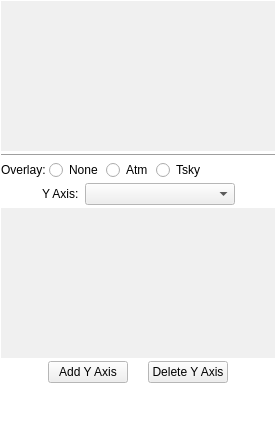
pkgw/casa, file code/plotms/GuiTabs/PlotMSAxesTab.ui: the form before one commit.
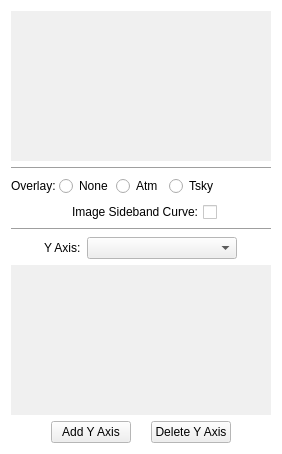
The form after the commit.

Commit message: Implement plotms image SIDEBAND axis with overlays

What changed in the file:
```diff
--- a/code/plotms/GuiTabs/PlotMSAxesTab.ui
+++ b/code/plotms/GuiTabs/PlotMSAxesTab.ui
@@ -86,16 +86,7 @@
   <property name="autoFillBackground">
    <bool>true</bool>
   </property>
-  <layout class="QVBoxLayout" name="mainLayout" stretch="0,0,0,0,0,0,1">
-   <property name="spacing">
-    <number>3</number>
-   </property>
-   <property name="sizeConstraint">
-    <enum>QLayout::SetMaximumSize</enum>
-   </property>
-   <property name="margin">
-    <number>1</number>
-   </property>
+  <layout class="QVBoxLayout" name="verticalLayout">
    <item>
     <widget class="QFrame" name="xFrame">
      <property name="sizePolicy">
@@ -192,10 +183,7 @@
     </widget>
    </item>
    <item>
-    <widget class="Line" name="line">
-     <property name="autoFillBackground">
-      <bool>true</bool>
-     </property>
+    <widget class="Line" name="line_2">
      <property name="orientation">
       <enum>Qt::Horizontal</enum>
      </property>
@@ -246,6 +234,16 @@
         </property>
        </widget>
       </item>
+      <item>
+       <widget class="Line" name="line">
+        <property name="autoFillBackground">
+         <bool>true</bool>
+        </property>
+        <property name="orientation">
+         <enum>Qt::Horizontal</enum>
+        </property>
+       </widget>
+      </item>
       <item>
        <widget class="QRadioButton" name="tskyRadio">
         <property name="text">
@@ -269,6 +267,73 @@
      </layout>
     </widget>
    </item>
+   <item>
+    <widget class="QFrame" name="overlayFrame_2">
+     <property name="sizePolicy">
+      <sizepolicy hsizetype="Preferred" vsizetype="Fixed">
+       <horstretch>0</horstretch>
+       <verstretch>0</verstretch>
+      </sizepolicy>
+     </property>
+     <property name="autoFillBackground">
+      <bool>true</bool>
+     </property>
+     <layout class="QHBoxLayout" name="overlayLayout_2">
+      <property name="spacing">
+       <number>3</number>
+      </property>
+      <property name="sizeConstraint">
+       <enum>QLayout::SetMinimumSize</enum>
+      </property>
+      <property name="margin">
+       <number>0</number>
+      </property>
+      <item>
+       <spacer name="horizontalSpacer2_2">
+        <property name="orientation">
+         <enum>Qt::Horizontal</enum>
+        </property>
+        <property name="sizeHint" stdset="0">
+         <size>
+          <width>20</width>
+          <height>20</height>
+         </size>
+        </property>
+       </spacer>
+      </item>
+      <item>
+       <widget class="QCheckBox" name="sidebandCheckBox">
+        <property name="layoutDirection">
+         <enum>Qt::RightToLeft</enum>
+        </property>
+        <property name="text">
+         <string>Image Sideband Curve:</string>
+        </property>
+       </widget>
+      </item>
+      <item>
+       <spacer name="horizontalSpacer">
+        <property name="orientation">
+         <enum>Qt::Horizontal</enum>
+        </property>
+        <property name="sizeHint" stdset="0">
+         <size>
+          <width>40</width>
+          <height>20</height>
+         </size>
+        </property>
+       </spacer>
+      </item>
+     </layout>
+    </widget>
+   </item>
+   <item>
+    <widget class="Line" name="line_3">
+     <property name="orientation">
+      <enum>Qt::Horizontal</enum>
+     </property>
+    </widget>
+   </item>
    <item>
     <widget class="QFrame" name="yAxisChooserFrame">
      <property name="sizePolicy">
@@ -431,7 +496,7 @@
      </property>
     </widget>
    </item>
-   <item alignment="Qt::AlignHCenter">
+   <item>
     <widget class="QFrame" name="buttonsFrame">
      <property name="sizePolicy">
       <sizepolicy hsizetype="Expanding" vsizetype="Fixed">
```
Left out of the diff: 9 changed lines with no effect on the pictures. The commit also changes 21 other files.
